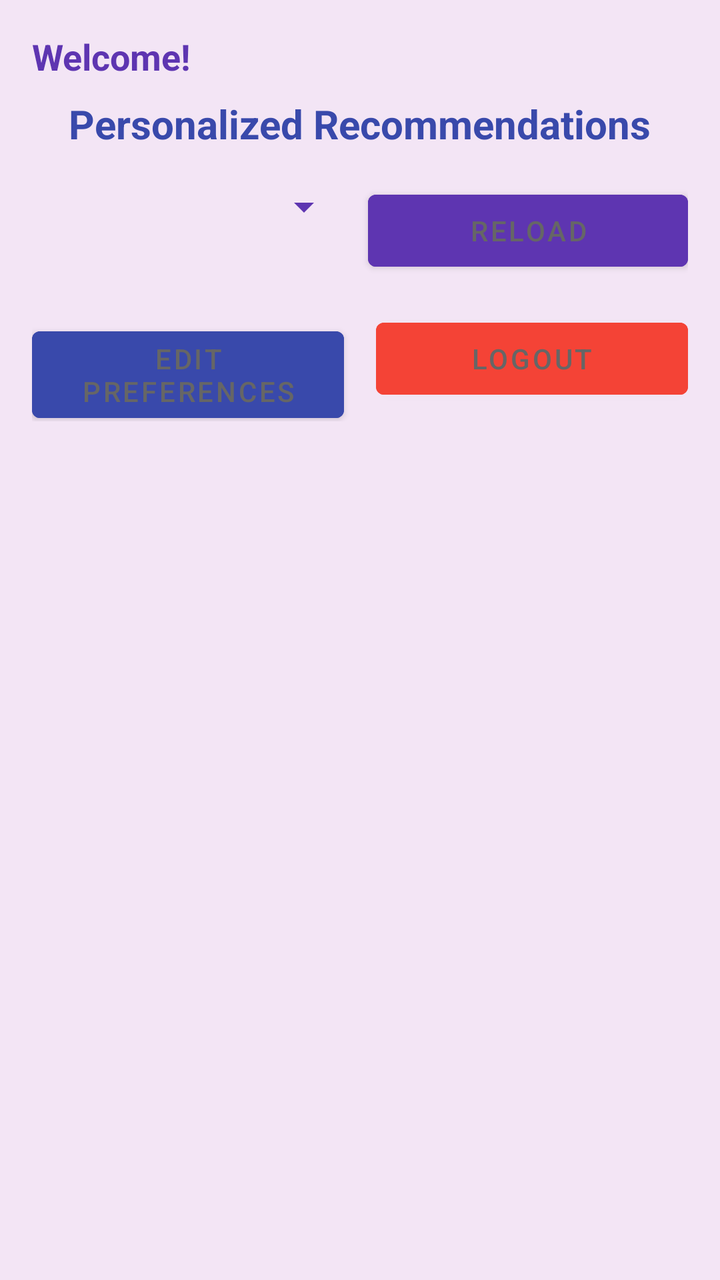
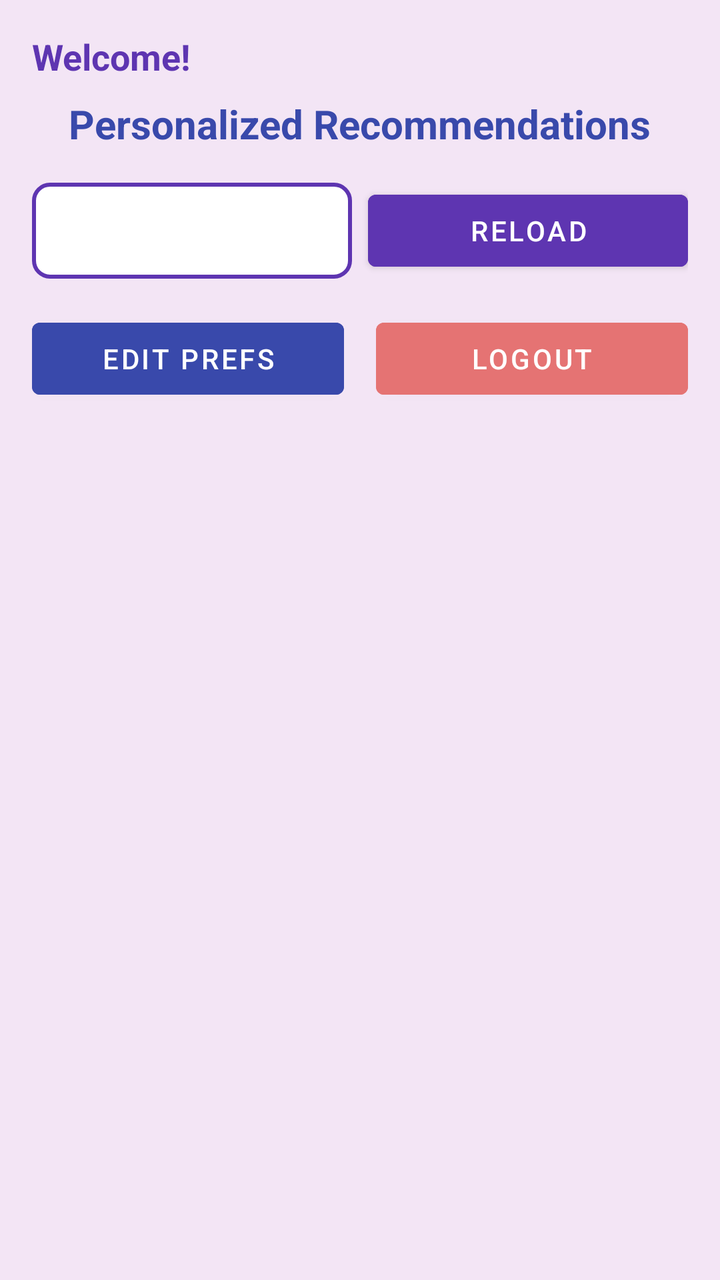

An Android layout rendered at two revisions. The XML below is the earlier revision; the diff shows what the commit changed to produce the second picture.
<!-- AndroidManifest.xml: application theme Theme.BookRecommender -->
<!-- res/layout/activity_main.xml -->
<?xml version="1.0" encoding="utf-8"?>
<androidx.constraintlayout.widget.ConstraintLayout xmlns:android="http://schemas.android.com/apk/res/android"
    xmlns:app="http://schemas.android.com/apk/res-auto"
    android:layout_width="match_parent"
    android:layout_height="match_parent"
    android:background="@color/soft_purple">

    <TextView
        android:id="@+id/tvWelcome"
        android:layout_width="wrap_content"
        android:layout_height="wrap_content"
        android:text="Welcome!"
        android:textSize="18sp"
        android:textStyle="bold"
        android:textColor="@color/primary_purple"
        android:layout_marginTop="16dp"
        android:layout_marginStart="16dp"
        app:layout_constraintTop_toTopOf="parent"
        app:layout_constraintStart_toStartOf="parent" />

    <TextView
        android:id="@+id/tvTitle"
        android:layout_width="wrap_content"
        android:layout_height="wrap_content"
        android:text="Personalized Recommendations"
        android:textSize="20sp"
        android:textStyle="bold"
        android:textColor="@color/primary_blue"
        android:layout_marginTop="8dp"
        app:layout_constraintTop_toBottomOf="@id/tvWelcome"
        app:layout_constraintStart_toStartOf="parent"
        app:layout_constraintEnd_toEndOf="parent" />

    <LinearLayout
        android:id="@+id/controlPanel"
        android:layout_width="match_parent"
        android:layout_height="wrap_content"
        android:orientation="horizontal"
        android:padding="16dp"
        app:layout_constraintTop_toBottomOf="@id/tvTitle">

        <Spinner
            android:id="@+id/spinnerTopN"
            android:layout_width="0dp"
            android:layout_weight="1"
            android:layout_height="wrap_content"
            android:layout_marginEnd="8dp"
            android:backgroundTint="@color/primary_purple" />

        <Button
            android:id="@+id/btnReload"
            android:layout_width="0dp"
            android:layout_weight="1"
            android:layout_height="wrap_content"
            android:text="Reload"
            android:backgroundTint="@color/primary_purple"
            android:textColor="@color/gray_text" />
    </LinearLayout>

    <LinearLayout
        android:id="@+id/actionButtonsPanel"
        android:layout_width="match_parent"
        android:layout_height="wrap_content"
        android:orientation="horizontal"
        android:paddingStart="16dp"
        android:paddingEnd="16dp"
        android:paddingBottom="8dp"
        app:layout_constraintTop_toBottomOf="@id/controlPanel">

        <Button
            android:id="@+id/btnEditPrefs"
            android:layout_width="0dp"
            android:layout_weight="1"
            android:layout_height="wrap_content"
            android:text="Edit Preferences"
            android:layout_marginEnd="8dp"
            android:backgroundTint="@color/primary_blue"
            android:textColor="@color/gray_text" />

        <Button
            android:id="@+id/btnLogout"
            android:layout_width="0dp"
            android:layout_weight="1"
            android:layout_height="wrap_content"
            android:text="Logout"
            android:layout_marginStart="8dp"
            android:backgroundTint="#F44336"
            android:textColor="@color/gray_text" />
    </LinearLayout>

    <androidx.recyclerview.widget.RecyclerView
        android:id="@+id/recyclerViewBooks"
        android:layout_width="0dp"
        android:layout_height="0dp"
        android:layout_marginTop="8dp"
        android:padding="8dp"
        app:layout_constraintTop_toBottomOf="@id/actionButtonsPanel"
        app:layout_constraintStart_toStartOf="parent"
        app:layout_constraintEnd_toEndOf="parent"
        app:layout_constraintBottom_toBottomOf="parent" />

    <ProgressBar
        android:id="@+id/progressBar"
        android:layout_width="wrap_content"
        android:layout_height="wrap_content"
        android:visibility="gone"
        android:indeterminateTint="@color/primary_purple"
        app:layout_constraintTop_toTopOf="parent"
        app:layout_constraintBottom_toBottomOf="parent"
        app:layout_constraintStart_toStartOf="parent"
        app:layout_constraintEnd_toEndOf="parent" />

</androidx.constraintlayout.widget.ConstraintLayout>
<!-- resources referenced by this layout -->
<resources>
  <color name="gray_text">#666666</color>
  <color name="primary_blue">#3949AB</color>
  <color name="primary_purple">#5E35B1</color>
  <color name="soft_purple">#F3E5F5</color>
  <style name="Theme.BookRecommender" parent="Theme.MaterialComponents.DayNight.NoActionBar">
          
          <item name="colorPrimary">@color/primary_purple</item>
          <item name="colorPrimaryVariant">@color/primary_blue</item>
          <item name="colorOnPrimary">@color/white</item>
          
          <item name="colorSecondary">@color/primary_blue</item>
          <item name="colorSecondaryVariant">@color/primary_purple</item>
          <item name="colorOnSecondary">@color/white</item>
          
          <item name="android:statusBarColor" tools:targetApi="l">@color/primary_purple</item>
          
      </style>
  <color name="white">#FFFFFFFF</color>
</resources>

<!-- the commit's change to res/layout/activity_main.xml (unified diff, before → after) -->
@@ -43,9 +43,11 @@
             android:id="@+id/spinnerTopN"
             android:layout_width="0dp"
             android:layout_weight="1"
-            android:layout_height="wrap_content"
+            android:layout_height="48dp"
             android:layout_marginEnd="8dp"
-            android:backgroundTint="@color/primary_purple" />
+            android:background="@drawable/spinner_background_purple"
+            android:popupBackground="@color/soft_purple"
+            android:spinnerMode="dropdown" />
 
         <Button
             android:id="@+id/btnReload"
@@ -54,7 +56,7 @@
             android:layout_height="wrap_content"
             android:text="Reload"
             android:backgroundTint="@color/primary_purple"
-            android:textColor="@color/gray_text" />
+            android:textColor="@color/white" />
     </LinearLayout>
 
     <LinearLayout
@@ -72,10 +74,10 @@
             android:layout_width="0dp"
             android:layout_weight="1"
             android:layout_height="wrap_content"
-            android:text="Edit Preferences"
+            android:text="Edit Prefs"
             android:layout_marginEnd="8dp"
             android:backgroundTint="@color/primary_blue"
-            android:textColor="@color/gray_text" />
+            android:textColor="@color/white" />
 
         <Button
             android:id="@+id/btnLogout"
@@ -84,8 +86,8 @@
             android:layout_height="wrap_content"
             android:text="Logout"
             android:layout_marginStart="8dp"
-            android:backgroundTint="#F44336"
-            android:textColor="@color/gray_text" />
+            android:backgroundTint="#E57373"
+            android:textColor="@color/white" />
     </LinearLayout>
 
     <androidx.recyclerview.widget.RecyclerView
<!-- resource entries referenced after the edit -->
@@ -1,6 +1,5 @@
 <!-- resources referenced by this layout -->
 <resources>
-  <color name="gray_text">#666666</color>
   <color name="primary_blue">#3949AB</color>
   <color name="primary_purple">#5E35B1</color>
   <color name="soft_purple">#F3E5F5</color>
@@ -18,5 +17,15 @@
           
       </style>
   <color name="white">#FFFFFFFF</color>
+  <!-- drawable spinner_background_purple (drawable) -->
+  <?xml version="1.0" encoding="utf-8"?>
+  <shape xmlns:android="http://schemas.android.com/apk/res/android"
+      android:shape="rectangle">
+      <solid android:color="@color/white" />
+      <stroke
+          android:width="2dp"
+          android:color="@color/primary_purple" />
+      <corners android:radius="8dp" />
+  </shape>
 </resources>
 
